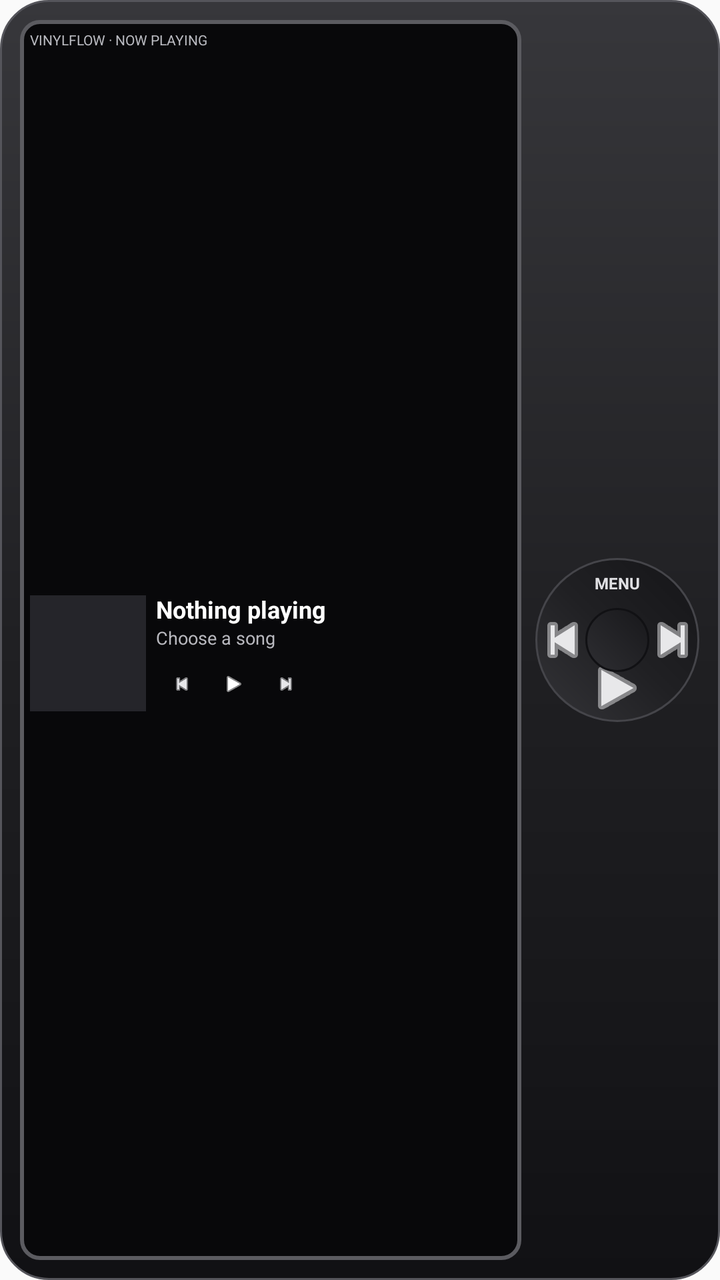
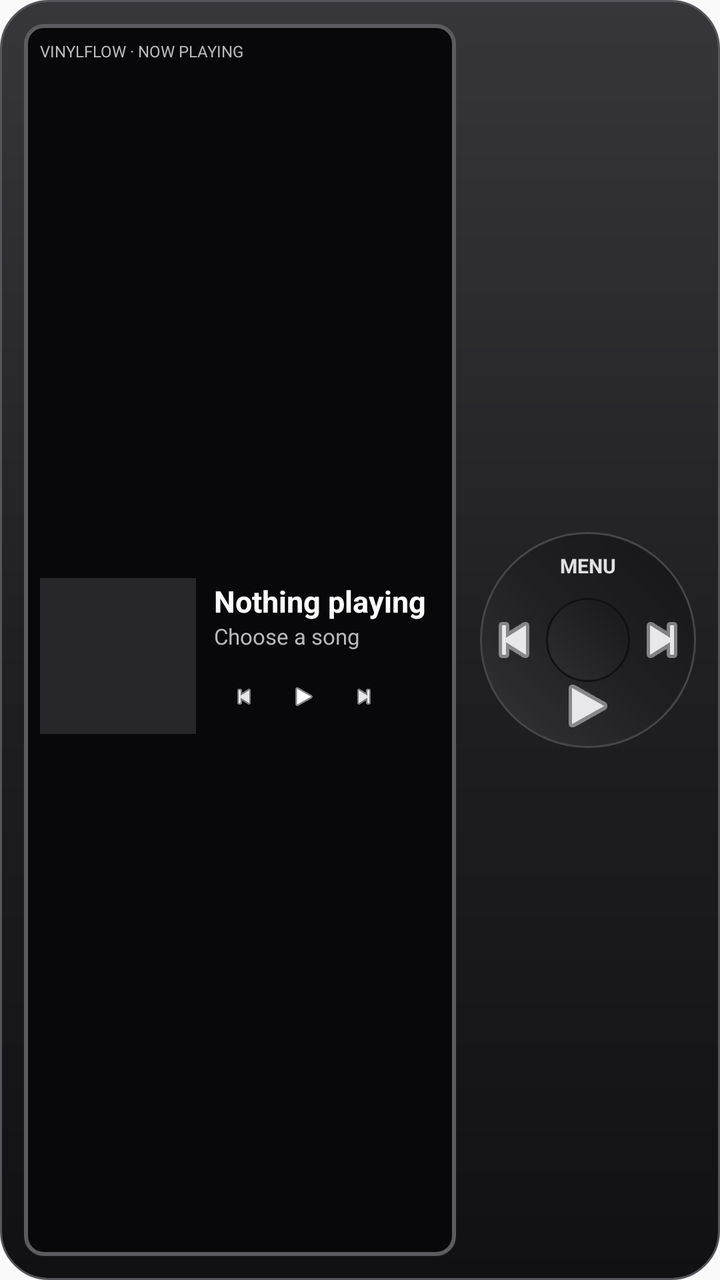

The first picture is an Android layout as it rendered before a commit; the second is the same layout after the commit. The layout source and the unified diff follow.
<!-- AndroidManifest.xml: application theme Theme.VinylFlow -->
<!-- res/layout/widget_vinyl_ipod.xml -->
<?xml version="1.0" encoding="utf-8"?>
<FrameLayout xmlns:android="http://schemas.android.com/apk/res/android"
    android:id="@+id/widget_root" android:layout_width="match_parent" android:layout_height="match_parent"
    android:background="@drawable/widget_ipod_body" android:padding="10dp">
    <LinearLayout android:layout_width="match_parent" android:layout_height="match_parent" android:orientation="horizontal" android:gravity="center_vertical">
        <LinearLayout android:layout_width="0dp" android:layout_height="match_parent" android:layout_weight="1.45" android:background="@drawable/widget_ipod_screen" android:padding="5dp" android:orientation="vertical">
            <TextView android:id="@+id/widget_source" android:layout_width="match_parent" android:layout_height="wrap_content" android:text="VINYLFLOW · NOW PLAYING" android:textColor="#FFB9BAC0" android:textSize="7sp" android:ellipsize="end" android:maxLines="1" />
            <LinearLayout android:layout_width="match_parent" android:layout_height="0dp" android:layout_weight="1" android:orientation="horizontal" android:gravity="center_vertical" android:paddingTop="4dp">
                <ImageView android:id="@+id/widget_record" android:layout_width="58dp" android:layout_height="58dp" android:scaleType="centerCrop" android:background="#FF25252A" android:contentDescription="Album art" />
                <LinearLayout android:layout_width="0dp" android:layout_height="wrap_content" android:layout_weight="1" android:orientation="vertical" android:paddingStart="5dp">
                    <TextView android:id="@+id/widget_track_title" android:layout_width="match_parent" android:layout_height="wrap_content" android:text="Nothing playing" android:textColor="#FFFFFFFF" android:textSize="12sp" android:textStyle="bold" android:maxLines="1" android:ellipsize="end" />
                    <TextView android:id="@+id/widget_track_artist" android:layout_width="match_parent" android:layout_height="wrap_content" android:text="Choose a song" android:textColor="#FFB8B8BE" android:textSize="9sp" android:maxLines="1" android:ellipsize="end" />
                    <LinearLayout android:layout_width="wrap_content" android:layout_height="30dp" android:layout_marginTop="2dp" android:orientation="horizontal" android:gravity="center_vertical">
                        <ImageView android:layout_width="26dp" android:layout_height="28dp" android:src="@android:drawable/ic_media_previous" android:tint="#FFE7E7EA" android:padding="7dp" android:contentDescription="Previous" />
                        <ImageView android:layout_width="26dp" android:layout_height="28dp" android:src="@android:drawable/ic_media_play" android:tint="#FFFFFFFF" android:padding="7dp" android:contentDescription="Play" />
                        <ImageView android:layout_width="26dp" android:layout_height="28dp" android:src="@android:drawable/ic_media_next" android:tint="#FFE7E7EA" android:padding="7dp" android:contentDescription="Next" />
                    </LinearLayout>
                </LinearLayout>
            </LinearLayout>
        </LinearLayout>
        <FrameLayout android:layout_width="82dp" android:layout_height="82dp" android:layout_marginStart="7dp" android:background="@drawable/widget_ipod_wheel">
            <TextView android:layout_width="wrap_content" android:layout_height="wrap_content" android:layout_gravity="top|center_horizontal" android:layout_marginTop="7dp" android:text="MENU" android:textColor="#FFE0E0E3" android:textSize="8sp" android:textStyle="bold" />
            <ImageButton android:id="@+id/widget_previous" android:layout_width="27dp" android:layout_height="27dp" android:layout_gravity="center_vertical|start" android:background="@android:color/transparent" android:src="@android:drawable/ic_media_previous" android:tint="#FFE8E8EA" android:padding="8dp" android:contentDescription="Previous" />
            <ImageButton android:id="@+id/widget_next" android:layout_width="27dp" android:layout_height="27dp" android:layout_gravity="center_vertical|end" android:background="@android:color/transparent" android:src="@android:drawable/ic_media_next" android:tint="#FFE8E8EA" android:padding="8dp" android:contentDescription="Next" />
            <ImageButton android:id="@+id/widget_play_pause" android:layout_width="32dp" android:layout_height="26dp" android:layout_gravity="bottom|center_horizontal" android:layout_marginBottom="4dp" android:background="@android:color/transparent" android:src="@android:drawable/ic_media_play" android:tint="#FFE8E8EA" android:padding="6dp" android:contentDescription="Play or pause" />
            <ImageView android:layout_width="32dp" android:layout_height="32dp" android:layout_gravity="center" android:background="@drawable/widget_ipod_wheel_center" android:contentDescription="Click wheel center" />
        </FrameLayout>
    </LinearLayout>
</FrameLayout>
<!-- resources referenced by this layout -->
<resources>
  <!-- drawable widget_ipod_body (drawable) -->
  <shape xmlns:android="http://schemas.android.com/apk/res/android" android:shape="rectangle">
      <gradient android:angle="270" android:startColor="#FF37373B" android:centerColor="#FF202023" android:endColor="#FF111114" />
      <corners android:radius="24dp" />
      <stroke android:width="1dp" android:color="#FF55555B" />
      <padding android:left="10dp" android:top="10dp" android:right="10dp" android:bottom="10dp" />
  </shape>
  <!-- drawable widget_ipod_screen (drawable) -->
  <shape xmlns:android="http://schemas.android.com/apk/res/android" android:shape="rectangle">
      <solid android:color="#FF08080A" />
      <corners android:radius="9dp" />
      <stroke android:width="2dp" android:color="#FF5B5B60" />
  </shape>
  <!-- drawable widget_ipod_wheel (drawable) -->
  <shape xmlns:android="http://schemas.android.com/apk/res/android" android:shape="oval">
      <gradient android:angle="45" android:startColor="#FF343438" android:centerColor="#FF202023" android:endColor="#FF151518" />
      <stroke android:width="1dp" android:color="#FF45454A" />
  </shape>
  <!-- drawable widget_ipod_wheel_center (drawable) -->
  <shape xmlns:android="http://schemas.android.com/apk/res/android" android:shape="oval">
      <gradient android:angle="45" android:startColor="#FF2E2E32" android:endColor="#FF18181B" />
      <stroke android:width="1dp" android:color="#FF111114" />
  </shape>
  <style name="Theme.VinylFlow" parent="android:Theme.Material.Light.NoActionBar" />
</resources>

<!-- the commit's change to res/layout/widget_vinyl_ipod.xml (unified diff, before → after) -->
@@ -1,29 +1,94 @@
 <?xml version="1.0" encoding="utf-8"?>
 <FrameLayout xmlns:android="http://schemas.android.com/apk/res/android"
-    android:id="@+id/widget_root" android:layout_width="match_parent" android:layout_height="match_parent"
-    android:background="@drawable/widget_ipod_body" android:padding="10dp">
-    <LinearLayout android:layout_width="match_parent" android:layout_height="match_parent" android:orientation="horizontal" android:gravity="center_vertical">
-        <LinearLayout android:layout_width="0dp" android:layout_height="match_parent" android:layout_weight="1.45" android:background="@drawable/widget_ipod_screen" android:padding="5dp" android:orientation="vertical">
-            <TextView android:id="@+id/widget_source" android:layout_width="match_parent" android:layout_height="wrap_content" android:text="VINYLFLOW · NOW PLAYING" android:textColor="#FFB9BAC0" android:textSize="7sp" android:ellipsize="end" android:maxLines="1" />
-            <LinearLayout android:layout_width="match_parent" android:layout_height="0dp" android:layout_weight="1" android:orientation="horizontal" android:gravity="center_vertical" android:paddingTop="4dp">
-                <ImageView android:id="@+id/widget_record" android:layout_width="58dp" android:layout_height="58dp" android:scaleType="centerCrop" android:background="#FF25252A" android:contentDescription="Album art" />
-                <LinearLayout android:layout_width="0dp" android:layout_height="wrap_content" android:layout_weight="1" android:orientation="vertical" android:paddingStart="5dp">
-                    <TextView android:id="@+id/widget_track_title" android:layout_width="match_parent" android:layout_height="wrap_content" android:text="Nothing playing" android:textColor="#FFFFFFFF" android:textSize="12sp" android:textStyle="bold" android:maxLines="1" android:ellipsize="end" />
-                    <TextView android:id="@+id/widget_track_artist" android:layout_width="match_parent" android:layout_height="wrap_content" android:text="Choose a song" android:textColor="#FFB8B8BE" android:textSize="9sp" android:maxLines="1" android:ellipsize="end" />
-                    <LinearLayout android:layout_width="wrap_content" android:layout_height="30dp" android:layout_marginTop="2dp" android:orientation="horizontal" android:gravity="center_vertical">
-                        <ImageView android:layout_width="26dp" android:layout_height="28dp" android:src="@android:drawable/ic_media_previous" android:tint="#FFE7E7EA" android:padding="7dp" android:contentDescription="Previous" />
-                        <ImageView android:layout_width="26dp" android:layout_height="28dp" android:src="@android:drawable/ic_media_play" android:tint="#FFFFFFFF" android:padding="7dp" android:contentDescription="Play" />
-                        <ImageView android:layout_width="26dp" android:layout_height="28dp" android:src="@android:drawable/ic_media_next" android:tint="#FFE7E7EA" android:padding="7dp" android:contentDescription="Next" />
+    android:id="@+id/widget_root"
+    android:layout_width="match_parent"
+    android:layout_height="match_parent"
+    android:background="@drawable/widget_ipod_body"
+    android:padding="12dp">
+    <LinearLayout
+        android:layout_width="match_parent"
+        android:layout_height="match_parent"
+        android:orientation="horizontal"
+        android:gravity="center_vertical">
+        <LinearLayout
+            android:layout_width="0dp"
+            android:layout_height="match_parent"
+            android:layout_weight="1.8"
+            android:background="@drawable/widget_ipod_screen"
+            android:padding="8dp"
+            android:orientation="vertical">
+            <TextView
+                android:id="@+id/widget_source"
+                android:layout_width="match_parent"
+                android:layout_height="wrap_content"
+                android:text="VINYLFLOW · NOW PLAYING"
+                android:textColor="#FFB9BAC0"
+                android:textSize="8sp"
+                android:ellipsize="end"
+                android:maxLines="1" />
+            <LinearLayout
+                android:layout_width="match_parent"
+                android:layout_height="0dp"
+                android:layout_weight="1"
+                android:orientation="horizontal"
+                android:gravity="center_vertical"
+                android:paddingTop="5dp">
+                <ImageView
+                    android:id="@+id/widget_record"
+                    android:layout_width="78dp"
+                    android:layout_height="78dp"
+                    android:scaleType="centerCrop"
+                    android:background="#FF25252A"
+                    android:contentDescription="Album artwork" />
+                <LinearLayout
+                    android:layout_width="0dp"
+                    android:layout_height="wrap_content"
+                    android:layout_weight="1"
+                    android:orientation="vertical"
+                    android:paddingStart="9dp">
+                    <TextView
+                        android:id="@+id/widget_track_title"
+                        android:layout_width="match_parent"
+                        android:layout_height="wrap_content"
+                        android:text="Nothing playing"
+                        android:textColor="#FFFFFFFF"
+                        android:textSize="15sp"
+                        android:textStyle="bold"
+                        android:maxLines="1"
+                        android:ellipsize="end" />
+                    <TextView
+                        android:id="@+id/widget_track_artist"
+                        android:layout_width="match_parent"
+                        android:layout_height="wrap_content"
+                        android:text="Choose a song"
+                        android:textColor="#FFB8B8BE"
+                        android:textSize="11sp"
+                        android:maxLines="1"
+                        android:ellipsize="end" />
+                    <LinearLayout
+                        android:layout_width="wrap_content"
+                        android:layout_height="34dp"
+                        android:layout_marginTop="6dp"
+                        android:orientation="horizontal"
+                        android:gravity="center_vertical">
+                        <ImageView android:layout_width="30dp" android:layout_height="32dp" android:src="@android:drawable/ic_media_previous" android:tint="#FFE7E7EA" android:padding="8dp" android:contentDescription="Previous" />
+                        <ImageView android:layout_width="30dp" android:layout_height="32dp" android:src="@android:drawable/ic_media_play" android:tint="#FFFFFFFF" android:padding="8dp" android:contentDescription="Play or pause" />
+                        <ImageView android:layout_width="30dp" android:layout_height="32dp" android:src="@android:drawable/ic_media_next" android:tint="#FFE7E7EA" android:padding="8dp" android:contentDescription="Next" />
                     </LinearLayout>
                 </LinearLayout>
             </LinearLayout>
         </LinearLayout>
-        <FrameLayout android:layout_width="82dp" android:layout_height="82dp" android:layout_marginStart="7dp" android:background="@drawable/widget_ipod_wheel">
-            <TextView android:layout_width="wrap_content" android:layout_height="wrap_content" android:layout_gravity="top|center_horizontal" android:layout_marginTop="7dp" android:text="MENU" android:textColor="#FFE0E0E3" android:textSize="8sp" android:textStyle="bold" />
-            <ImageButton android:id="@+id/widget_previous" android:layout_width="27dp" android:layout_height="27dp" android:layout_gravity="center_vertical|start" android:background="@android:color/transparent" android:src="@android:drawable/ic_media_previous" android:tint="#FFE8E8EA" android:padding="8dp" android:contentDescription="Previous" />
-            <ImageButton android:id="@+id/widget_next" android:layout_width="27dp" android:layout_height="27dp" android:layout_gravity="center_vertical|end" android:background="@android:color/transparent" android:src="@android:drawable/ic_media_next" android:tint="#FFE8E8EA" android:padding="8dp" android:contentDescription="Next" />
-            <ImageButton android:id="@+id/widget_play_pause" android:layout_width="32dp" android:layout_height="26dp" android:layout_gravity="bottom|center_horizontal" android:layout_marginBottom="4dp" android:background="@android:color/transparent" android:src="@android:drawable/ic_media_play" android:tint="#FFE8E8EA" android:padding="6dp" android:contentDescription="Play or pause" />
-            <ImageView android:layout_width="32dp" android:layout_height="32dp" android:layout_gravity="center" android:background="@drawable/widget_ipod_wheel_center" android:contentDescription="Click wheel center" />
+        <FrameLayout
+            android:id="@+id/widget_wheel"
+            android:layout_width="108dp"
+            android:layout_height="108dp"
+            android:layout_marginStart="12dp"
+            android:background="@drawable/widget_ipod_wheel">
+            <TextView android:layout_width="wrap_content" android:layout_height="wrap_content" android:layout_gravity="top|center_horizontal" android:layout_marginTop="10dp" android:text="MENU" android:textColor="#FFE0E0E3" android:textSize="10sp" android:textStyle="bold" />
+            <ImageButton android:id="@+id/widget_previous" android:layout_width="34dp" android:layout_height="34dp" android:layout_gravity="center_vertical|start" android:background="@android:color/transparent" android:src="@android:drawable/ic_media_previous" android:tint="#FFE8E8EA" android:padding="9dp" android:contentDescription="Previous" />
+            <ImageButton android:id="@+id/widget_next" android:layout_width="34dp" android:layout_height="34dp" android:layout_gravity="center_vertical|end" android:background="@android:color/transparent" android:src="@android:drawable/ic_media_next" android:tint="#FFE8E8EA" android:padding="9dp" android:contentDescription="Next" />
+            <ImageButton android:id="@+id/widget_play_pause" android:layout_width="38dp" android:layout_height="30dp" android:layout_gravity="bottom|center_horizontal" android:layout_marginBottom="6dp" android:background="@android:color/transparent" android:src="@android:drawable/ic_media_play" android:tint="#FFE8E8EA" android:padding="7dp" android:contentDescription="Play or pause" />
+            <ImageView android:layout_width="42dp" android:layout_height="42dp" android:layout_gravity="center" android:background="@drawable/widget_ipod_wheel_center" android:contentDescription="Click wheel center" />
         </FrameLayout>
     </LinearLayout>
 </FrameLayout>
